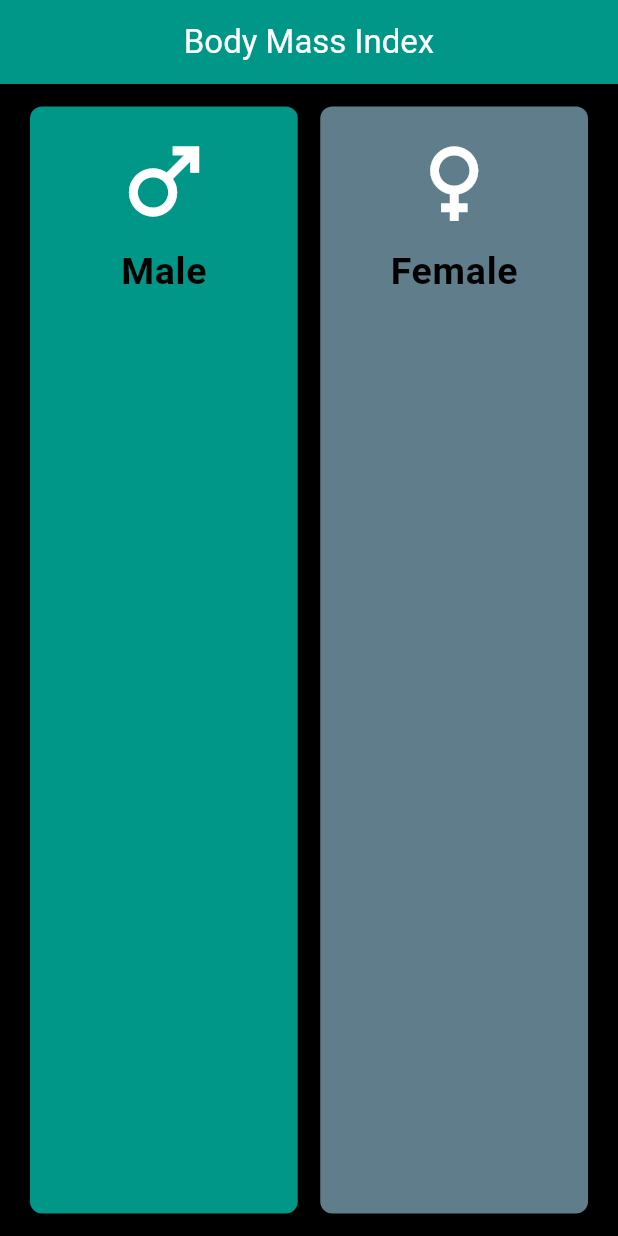
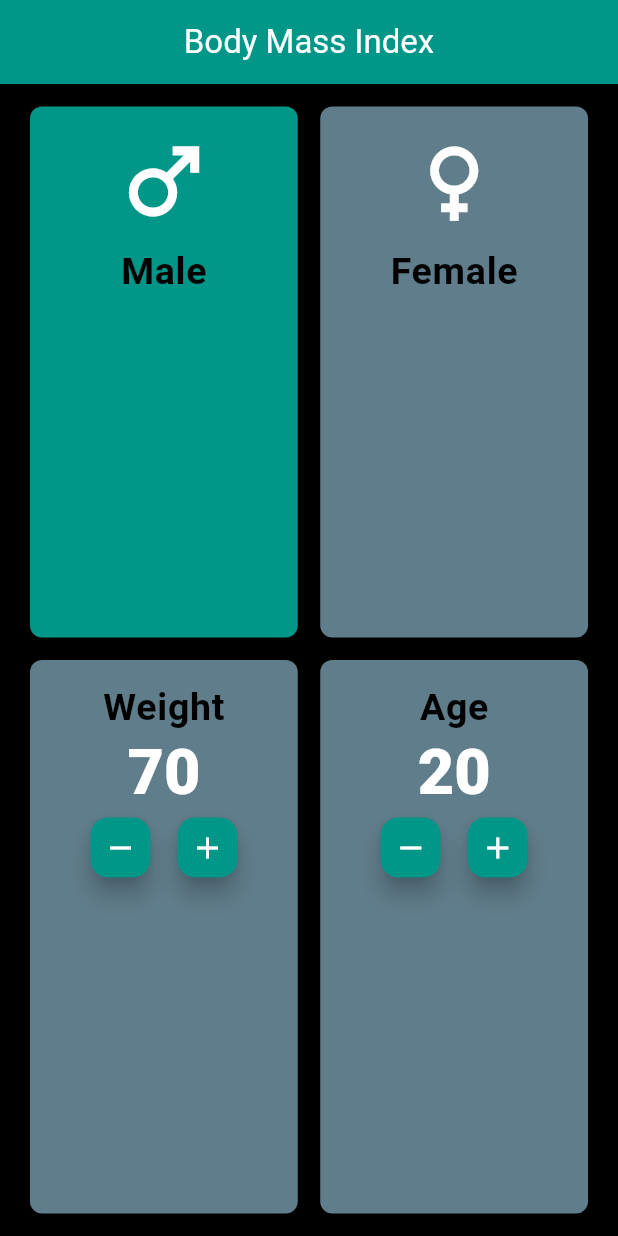
Before and after one commit to mohamedgalalelhamrawy/bmi, a Flutter app: the screen it shows after launch, on a phone screen of 412 x 824 dp. Run offline on Flutter 3.47's test engine with Material 3 defaults, Android fonts, the phone set to English and light mode, and no system bars.

Commit message:
add second row of weight and age in home page

```diff
--- a/lib/home.dart
+++ b/lib/home.dart
@@ -10,58 +10,136 @@ class HomePage extends StatefulWidget {
 }
 
 class _HomePageState extends State<HomePage> {
-
   bool ismale = true;
   int age = 20;
   double heightval = 170;
-  double weight = 70;
+  int weight = 70;
+
   @override
   Widget build(BuildContext context) {
     return Scaffold(
       backgroundColor: Theme.of(context).canvasColor,
       appBar: AppBar(
         backgroundColor: Theme.of(context).primaryColor,
-        title: Text("Body Mass Index",style: TextStyle(color: Colors.white),),
+        title: Text(
+          "Body Mass Index",
+          style: TextStyle(color: Colors.white),
+        ),
         centerTitle: true,
-      ) ,
+      ),
       body: Padding(
         padding: const EdgeInsets.symmetric(horizontal: 20),
         child: Column(
           children: [
             Expanded(
-            child: Row( children: [
-              m1expanded(context,"male"),
-              SizedBox(width: 15,),
-              m1expanded(context,"female"),
-            ],),
-          )
-        ],),
+              child: Row(
+                children: [
+                  m1expanded(context, "male"),
+                  const SizedBox(
+                    width: 15,
+                  ),
+                  m1expanded(context, "female"),
+                ],
+              ),
+            ),
+            Expanded(
+              child: Row(
+                children: [
+                  m2expanded(context, "weight"),
+                  const SizedBox(
+                    width: 15,
+                  ),
+                  m2expanded(context, "age"),
+                ],
+              ),
+            ),
+          ],
+        ),
       ),
     );
   }
 
-  Expanded m1expanded(BuildContext context ,String Type ) {
+  Expanded m1expanded(BuildContext context, String Type) {
     return Expanded(
       child: GestureDetector(
         onTap: () {
           setState(() {
-                  ismale = Type=="male" ?true : false;
+            ismale = Type == "male" ? true : false;
           });
         },
         child: Container(
           decoration: BoxDecoration(
-                     color: (Type=="male" && ismale == true) || (Type=="female" && ismale== false) ? Colors.teal : Colors.blueGrey,
-                     borderRadius: BorderRadius.circular(8)
-                ),
-                padding: EdgeInsets.symmetric(vertical: 15),
-                margin: EdgeInsets.symmetric(vertical: 15),
+              color: (Type == "male" && ismale == true) ||
+                      (Type == "female" && ismale == false)
+                  ? Colors.teal
+                  : Colors.blueGrey,
+              borderRadius: BorderRadius.circular(8)),
+          padding: const EdgeInsets.symmetric(vertical: 15),
+          margin: const EdgeInsets.symmetric(vertical: 15),
           child: Column(
             children: [
-                  Icon(Type=="male" ? Icons.male : Icons.female,size: 70,color: Colors.white,),
-                  SizedBox(height: 8,),
-                  Text(Type=="male" ?"Male" : "Female",style: Theme.of(context).textTheme.labelMedium,)
+              Icon(
+                Type == "male" ? Icons.male : Icons.female,
+                size: 70,
+                color: Colors.white,
+              ),
+              const SizedBox(
+                height: 8,
+              ),
+              Text(
+                Type == "male" ? "Male" : "Female",
+                style: Theme.of(context).textTheme.labelMedium,
+              )
             ],
-              ),),
+          ),
+        ),
+      ),
+    );
+  }
+
+  Expanded m2expanded(BuildContext context, String Type) {
+    return Expanded(
+      child: Container(
+        decoration: BoxDecoration(
+            color: Colors.blueGrey, borderRadius: BorderRadius.circular(8)),
+        padding: const EdgeInsets.symmetric(vertical: 15),
+        margin: const EdgeInsets.only(bottom: 15),
+        child: Column(
+          children: [
+            Text(
+              Type == "weight" ? "Weight" : "Age",
+              style: Theme.of(context).textTheme.labelMedium,
+            ),
+            Text(Type == "weight" ? weight.toString() : age.toString(),
+                style: Theme.of(context).textTheme.headlineLarge),
+           Row(
+            mainAxisAlignment: MainAxisAlignment.center,
+            children: [
+               FloatingActionButton.small(
+                backgroundColor: Colors.teal,
+                onPressed: (){
+              setState(() {
+                Type == "weight" ? weight -- : age--;
+              });
+            },
+            heroTag: Type == "weight" ? "weight--" : "age--",
+            child: Icon(Icons.remove,color: Colors.white,),
+            )  ,
+            SizedBox(width: 10,),
+            FloatingActionButton.small(
+              backgroundColor: Colors.teal,
+              onPressed: (){
+              setState(() {
+                Type == "weight" ? weight ++ : age++;
+              });
+            },
+            heroTag: Type == "weight" ? "weight++" : "age++",
+            child: Icon(Icons.add,color: Colors.white,),
+            )
+            ],
+           )
+          ],
+        ),
       ),
     );
   }
--- a/lib/main.dart
+++ b/lib/main.dart
@@ -14,14 +14,26 @@ class Bmi extends StatelessWidget {
     return MaterialApp(
       debugShowCheckedModeBanner: false,
       theme: ThemeData(
-        primaryColor: Colors.teal,
-        canvasColor: Colors.black,
-        textTheme: const TextTheme(
-            labelLarge:TextStyle(color: Colors.white,fontSize: 30,fontWeight: FontWeight.bold,),
-            labelMedium: TextStyle(color: Colors.black,fontSize: 25,fontWeight: FontWeight.bold,)
-        )
-      ),
-      home:  HomePage(),
+          primaryColor: Colors.teal,
+          canvasColor: Colors.black,
+          textTheme: const TextTheme(
+            labelLarge: TextStyle(
+              color: Colors.white,
+              fontSize: 30,
+              fontWeight: FontWeight.bold,
+            ),
+            labelMedium: TextStyle(
+              color: Colors.black,
+              fontSize: 25,
+              fontWeight: FontWeight.bold,
+            ),
+            headlineLarge: TextStyle(
+              color: Colors.white,
+              fontSize: 42,
+              fontWeight: FontWeight.w900,
+            ),
+          )),
+      home: HomePage(),
       // home: ResultPage(age: 26,ismale: true,result: 18.4,),
     );
   }
```
Lines whose indentation alone changed are shown as unchanged.
